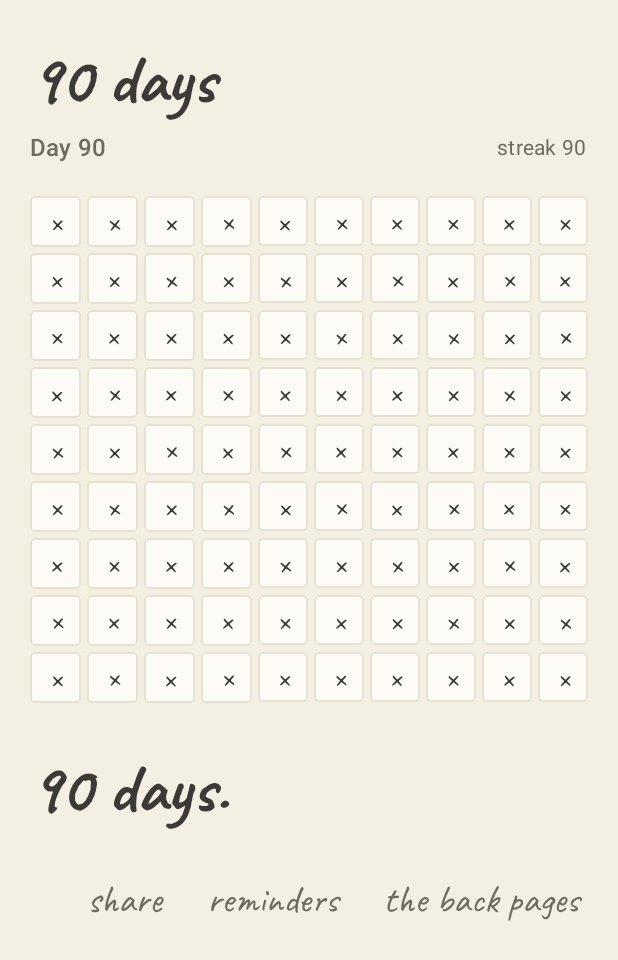
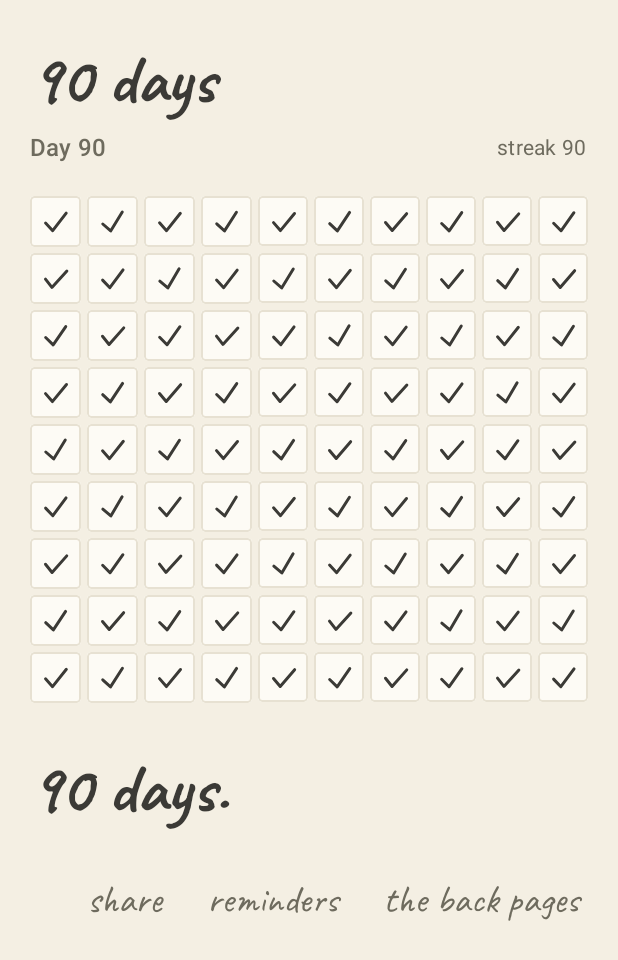
Before and after one commit to RikoAppDev/snurko-mobile, an Android app built with Jetpack Compose: the @Preview function ChallengeHomeCompletedPreview, on a phone screen of 412 x 824 dp. Shown: the top 960 px of the screen. Run offline under Robolectric (Android 15) with nearby library versions, the phone set to English and light mode, and no system bars; our stand-ins replace Compose Multiplatform resources.

Commit message:
feat: pencil check mark sweep

```diff
--- a/composeApp/src/androidMain/kotlin/app/snurko/widget/SnurkoWidget.kt
+++ b/composeApp/src/androidMain/kotlin/app/snurko/widget/SnurkoWidget.kt
@@ -1,13 +1,18 @@
 package app.snurko.widget
 
 import android.content.Context
+import android.graphics.Bitmap
 import androidx.compose.runtime.Composable
+import androidx.compose.runtime.remember
 import androidx.compose.ui.unit.Dp
 import androidx.compose.ui.unit.DpSize
 import androidx.compose.ui.unit.dp
 import androidx.compose.ui.unit.sp
 import androidx.glance.GlanceId
 import androidx.glance.GlanceModifier
+import androidx.glance.Image
+import androidx.glance.ImageProvider
+import androidx.glance.LocalContext
 import androidx.glance.LocalSize
 import androidx.glance.action.actionStartActivity
 import androidx.glance.action.clickable
@@ -35,6 +40,7 @@ import androidx.glance.text.TextStyle
 import androidx.glance.unit.ColorProvider
 import app.snurko.MainActivity
 import app.snurko.challenge.domain.ChallengeRepository
+import app.snurko.challenge.presentation.home.markRotationDegrees
 import app.snurko.core.designsystem.SnurkoColors
 import app.snurko.core.domain.DateProvider
 import app.snurko.resources.Res
@@ -167,37 +173,59 @@ private fun Header(labels: WidgetLabels) {
 @Composable
 private fun DayGrid(state: WidgetState.Challenge, available: DpSize) {
     val slot = cellSlotFor(available)
+    val face = slot - CELL_GAP
+    val density = LocalContext.current.resources.displayMetrics.density
+    val markPx = (face.value * density).toInt()
+    val marks = remember(markPx) { pencilCheckBitmaps(markPx, SnurkoColors.text) }
 
     Column(
         modifier = GlanceModifier.fillMaxWidth(),
         horizontalAlignment = Alignment.CenterHorizontally,
     ) {
-        state.cellRows().forEach { row ->
+        state.cellRows().forEachIndexed { rowIndex, row ->
             Row {
-                row.forEach { cell -> DayCell(cell = cell, slot = slot) }
+                row.forEachIndexed { columnIndex, cell ->
+                    DayCell(
+                        cell = cell,
+                        day = rowIndex * WIDGET_GRID_COLUMNS + columnIndex + 1,
+                        slot = slot,
+                        marks = marks,
+                    )
+                }
             }
         }
     }
 }
 
 @Composable
-private fun DayCell(cell: WidgetCell, slot: Dp) {
+private fun DayCell(cell: WidgetCell, day: Int, slot: Dp, marks: Map<Float, Bitmap>) {
+    val face = slot - CELL_GAP
+    val mark = marks[markRotationDegrees(day)].takeIf { cell == WidgetCell.MARKED }
+
     Box(
         modifier = GlanceModifier.size(slot),
         contentAlignment = Alignment.Center,
     ) {
         Box(
             modifier = GlanceModifier
-                .size(slot - CELL_GAP)
+                .size(face)
                 .cornerRadius(CELL_CORNER)
                 .background(ColorProvider(cell.fill())),
-            content = {},
-        )
+            contentAlignment = Alignment.Center,
+        ) {
+            if (mark != null) {
+                Image(
+                    provider = ImageProvider(mark),
+                    contentDescription = null,
+                    modifier = GlanceModifier.size(face),
+                )
+            }
+        }
     }
 }
 
 private fun WidgetCell.fill() = when (this) {
-    WidgetCell.MARKED -> SnurkoColors.text
+    WidgetCell.MARKED -> SnurkoColors.surface
     WidgetCell.TODAY -> SnurkoColors.accent
     WidgetCell.MISSED -> SnurkoColors.line
     WidgetCell.FUTURE -> SnurkoColors.surface
--- a/composeApp/src/commonMain/composeResources/values/strings.xml
+++ b/composeApp/src/commonMain/composeResources/values/strings.xml
@@ -31,7 +31,6 @@
     <string name="home_day">Day %1$d</string>
     <string name="home_streak">streak %1$d</string>
     <string name="home_grid">%1$d of %2$d days marked</string>
-    <string name="home_day_mark">×</string>
     <string name="home_today">Today</string>
     <string name="home_completed">%1$d days.</string>
     <string name="home_update_failed">That did not save. Try again.</string>
@@ -91,7 +90,7 @@
     <string name="history_stats_title">All together</string>
     <string name="history_stats_best">best attempt</string>
     <string name="history_stats_streak">longest streak</string>
-    <string name="history_stats_marks">✗ marks</string>
+    <string name="history_stats_marks">✓ marks</string>
     <string name="history_stats_percent">%1$d%</string>
     <string name="history_stats_count">%1$d</string>
 
--- a/composeApp/src/commonMain/kotlin/app/snurko/challenge/domain/NotebookStats.kt
+++ b/composeApp/src/commonMain/kotlin/app/snurko/challenge/domain/NotebookStats.kt
@@ -1,6 +1,6 @@
 package app.snurko.challenge.domain
 
-/** What the whole notebook adds up to, counted from the ✗ marks alone. */
+/** What the whole notebook adds up to, counted from the ✓ marks alone. */
 data class NotebookStats(
     val bestCompletionPercent: Int,
     val longestStreak: Int,
--- a/composeApp/src/commonMain/kotlin/app/snurko/challenge/presentation/home/ChallengeHomeScreen.kt
+++ b/composeApp/src/commonMain/kotlin/app/snurko/challenge/presentation/home/ChallengeHomeScreen.kt
@@ -1,5 +1,6 @@
 package app.snurko.challenge.presentation.home
 
+import androidx.compose.foundation.Canvas
 import androidx.compose.foundation.background
 import androidx.compose.foundation.border
 import androidx.compose.foundation.clickable
@@ -38,15 +39,17 @@ import androidx.compose.ui.Alignment
 import androidx.compose.ui.Modifier
 import androidx.compose.ui.draw.clip
 import androidx.compose.ui.graphics.Color
+import androidx.compose.ui.graphics.Path
+import androidx.compose.ui.graphics.StrokeCap
+import androidx.compose.ui.graphics.StrokeJoin
+import androidx.compose.ui.graphics.drawscope.Stroke
 import androidx.compose.ui.graphics.graphicsLayer
 import androidx.compose.ui.semantics.Role
 import androidx.compose.ui.semantics.clearAndSetSemantics
 import androidx.compose.ui.semantics.contentDescription
-import androidx.compose.ui.text.style.TextAlign
 import androidx.compose.ui.tooling.preview.Preview
-import androidx.compose.ui.unit.TextUnit
+import androidx.compose.ui.unit.Dp
 import androidx.compose.ui.unit.dp
-import androidx.compose.ui.unit.sp
 import androidx.lifecycle.compose.collectAsStateWithLifecycle
 import app.snurko.challenge.presentation.sticker.DayStickerRenderer
 import app.snurko.challenge.presentation.sticker.DayStickerSharer
@@ -61,7 +64,6 @@ import app.snurko.resources.Res
 import app.snurko.resources.challenge_fail_condition_summary
 import app.snurko.resources.home_completed
 import app.snurko.resources.home_day
-import app.snurko.resources.home_day_mark
 import app.snurko.resources.home_grid
 import app.snurko.resources.home_history_link
 import app.snurko.resources.home_reminders_link
@@ -84,6 +86,10 @@ private const val GRID_COLUMNS = 10
 private val CELL_GAP = 4.dp
 private val CELL_CORNER = RoundedCornerShape(3.dp)
 private val PAGE_PADDING = 20.dp
+private const val MARK_STROKE_RATIO = 0.09f
+private val MARK_MIN_STROKE = 1.6.dp
+private val GRID_MARK_SIZE = 22.dp
+private val CHECKLIST_MARK_SIZE = 24.dp
 
 @Composable
 fun ChallengeHomeRoot(
@@ -351,7 +357,7 @@ private fun DayCell(day: Int, cell: GridCellUi, modifier: Modifier = Modifier) {
         if (isMarked) {
             PencilMark(
                 rotation = markRotationDegrees(day),
-                fontSize = 22.sp,
+                size = GRID_MARK_SIZE,
                 color = SnurkoColors.text,
             )
         }
@@ -438,7 +444,7 @@ private fun CheckMarkBox(isChecked: Boolean, markSeed: Int) {
         if (isChecked) {
             PencilMark(
                 rotation = markRotationDegrees(markSeed),
-                fontSize = 24.sp,
+                size = CHECKLIST_MARK_SIZE,
                 color = SnurkoColors.text,
             )
         }
@@ -448,21 +454,28 @@ private fun CheckMarkBox(isChecked: Boolean, markSeed: Int) {
 @Composable
 internal fun PencilMark(
     rotation: Float,
-    fontSize: TextUnit,
+    size: Dp,
     color: Color,
 ) {
-    Text(
-        text = stringResource(Res.string.home_day_mark),
-        style = MaterialTheme.typography.headlineSmall.copy(
-            fontSize = fontSize,
-            lineHeight = fontSize,
-        ),
-        color = color,
-        textAlign = TextAlign.Center,
+    Canvas(
         modifier = Modifier
+            .size(size)
             .graphicsLayer { rotationZ = rotation }
             .clearAndSetSemantics { },
-    )
+    ) {
+        val side = this.size.minDimension
+        val stroke = maxOf(side * MARK_STROKE_RATIO, MARK_MIN_STROKE.toPx())
+        val mark = Path().apply {
+            moveTo(side * 0.20f, side * 0.55f)
+            lineTo(side * 0.42f, side * 0.78f)
+            lineTo(side * 0.82f, side * 0.24f)
+        }
+        drawPath(
+            path = mark,
+            color = color,
+            style = Stroke(width = stroke, cap = StrokeCap.Round, join = StrokeJoin.Round),
+        )
+    }
 }
 
 @Preview
--- a/composeApp/src/commonMain/kotlin/app/snurko/challenge/presentation/sticker/DayStickerCard.kt
+++ b/composeApp/src/commonMain/kotlin/app/snurko/challenge/presentation/sticker/DayStickerCard.kt
@@ -42,6 +42,7 @@ private val HEADER_GAP = 22.dp
 private val CELL_GAP = 3.dp
 private val CELL_CORNER = RoundedCornerShape(3.dp)
 private val WORDMARK_PADDING = 14.dp
+private val MARK_SIZE = 21.dp
 
 @Composable
 fun DayStickerCard(state: DayStickerState, modifier: Modifier = Modifier) {
@@ -133,7 +134,7 @@ private fun StickerCell(day: Int, cell: GridCellUi, modifier: Modifier = Modifie
         if (isMarked) {
             PencilMark(
                 rotation = markRotationDegrees(day),
-                fontSize = 21.sp,
+                size = MARK_SIZE,
                 color = SnurkoColors.text,
             )
         }
```
Also changed, not shown: composeApp/src/androidMain/kotlin/app/snurko/widget/PencilCheckBitmap.kt (added, +46 -0 lines).
